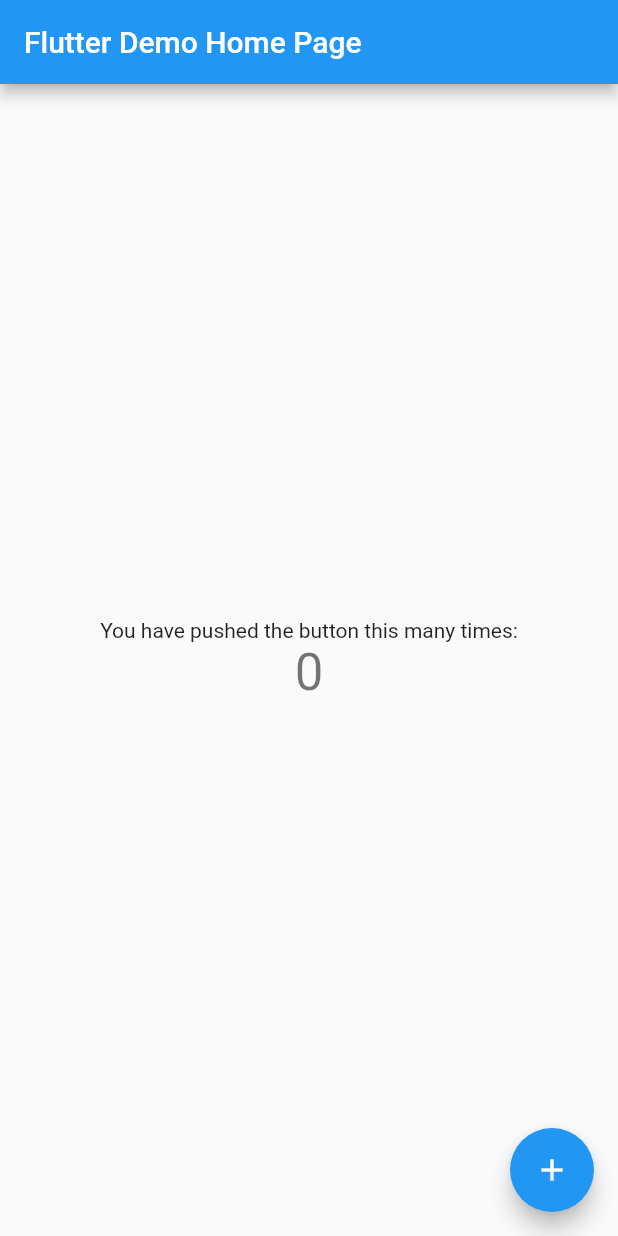
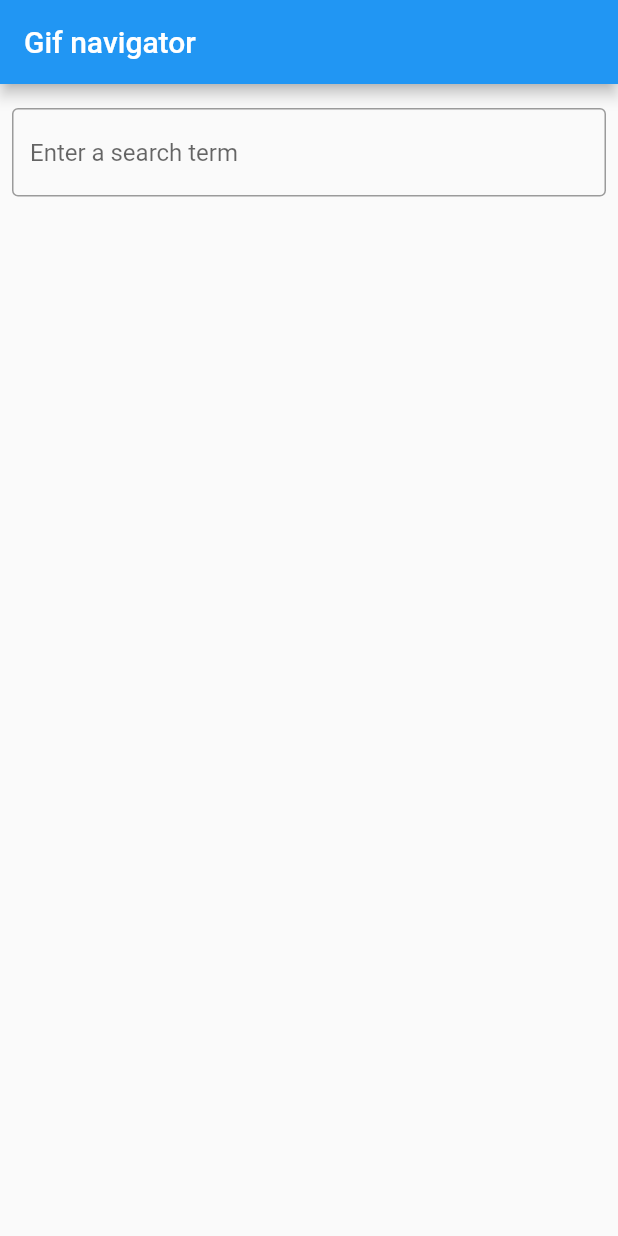
Before and after one commit to oliversolutions/gif_navigator, a Flutter app: the screen it shows after launch, on a phone screen of 412 x 824 dp. Run offline on Flutter 3.47's test engine with Material 2 defaults, Android fonts, the phone set to English and light mode, and no system bars; our stand-ins replace bloc, dartz, dio, equatable, flutter_bloc, get_it and 2 more; missing offline and left inert: dart:ffi; generated files the repository leaves out were written again.

Commit message:
Working in the presentation layer (not finished)

```diff
--- a/lib/features/gif_navigator/data/datasources/RestClient.dart
+++ b/lib/features/gif_navigator/data/datasources/RestClient.dart
@@ -3,11 +3,10 @@ import 'package:retrofit/retrofit.dart';
 part 'RestClient.g.dart';
 
 const API_KEY = "B2fsdehjiNPc4gIokSAlu7F3YYMR1JF7";
-const QUERY = "birthday";
 const LIMIT = "25";
 @RestApi(baseUrl: "https://api.giphy.com/v1/gifs")
 abstract class RestClient {
   factory RestClient(Dio dio, {String baseUrl}) = _RestClient;
-  @GET("/search?api_key=$API_KEY&q=$QUERY&limit=$LIMIT")
-  Future<String>? getGifItems();
+  @GET("/search?api_key=$API_KEY&limit=$LIMIT")
+  Future<String>? getGifItems(@Query("q") String query);
 }
--- a/lib/features/gif_navigator/data/repositories/GifItemRepositoryImpl.dart
+++ b/lib/features/gif_navigator/data/repositories/GifItemRepositoryImpl.dart
@@ -1,3 +1,4 @@
+
 import 'package:dartz/dartz.dart';
 import 'package:gif_navigator/core/error/Exceptions.dart';
 import 'package:gif_navigator/features/gif_navigator/data/datasources/GifItemRemoteDataSource.dart';
@@ -11,9 +12,9 @@ class GifItemRepositoryImpl implements GifItemRepository {
     required this.remoteDataSource
   });
   @override
-  Future<Either<Failure, List<GifItem>>>? getGifItems() async {
+  Future<Either<Failure, List<GifItem>>>? getGifItems(String query) async {
     try {
-      final gifItemsList = await remoteDataSource.getGifItems();
+      final gifItemsList = await remoteDataSource.getGifItems(query);
       return Right(gifItemsList!);
     } on ServerException {
       return Left(ServerFailure());
--- a/lib/features/gif_navigator/domain/repositories/GifItemRepository.dart
+++ b/lib/features/gif_navigator/domain/repositories/GifItemRepository.dart
@@ -3,5 +3,5 @@ import 'package:gif_navigator/features/gif_navigator/domain/entities/GifItem.dar
 import '../../../../core/error/Failures.dart';
 
 abstract class GifItemRepository {
-  Future<Either<Failure, List<GifItem>>>? getGifItems();
+  Future<Either<Failure, List<GifItem>>>? getGifItems(String query);
 }
--- a/lib/features/gif_navigator/domain/usescases/GetGifItems.dart
+++ b/lib/features/gif_navigator/domain/usescases/GetGifItems.dart
@@ -5,7 +5,7 @@ import '../../../../core/error/Failures.dart';
 class GetGifItems {
   final GifItemRepository repository;
   GetGifItems(this.repository);
-  Future<Either<Failure, List<GifItem>>?> call() async {
-    return await repository.getGifItems();
+  Future<Either<Failure, List<GifItem>>?> call(String query) async {
+    return await repository.getGifItems(query);
   }
 }
--- a/lib/features/gif_navigator/presentation/bloc/gif_items_bloc.dart
+++ b/lib/features/gif_navigator/presentation/bloc/gif_items_bloc.dart
@@ -20,7 +20,7 @@ class GifItemsBloc extends Bloc<GifItemsEvent, GifItemsState> {
   _callUseCase(GifItemsEvent event, Emitter<GifItemsState> emit) async {
     if (event is GetGifItemsEvent) {
       emit(Loading());
-      final failureOrGifItems = await getGifItems();
+      final failureOrGifItems = await getGifItems(event.query);
       failureOrGifItems?.fold(
         (failure) => emit(Error(message: SERVER_FAILURE_MESSAGE)),
         (gifItems) => emit(Loaded(gifItems: gifItems)),
--- a/lib/features/gif_navigator/presentation/bloc/gif_items_event.dart
+++ b/lib/features/gif_navigator/presentation/bloc/gif_items_event.dart
@@ -4,4 +4,9 @@ abstract class GifItemsEvent extends Equatable {
   @override
   List<Object> get props => [];
 }
-class GetGifItemsEvent extends GifItemsEvent {}
+class GetGifItemsEvent extends GifItemsEvent {
+  final String query;
+  GetGifItemsEvent(this.query);
+  @override
+  List<Object> get props => [query];
+}
--- /dev/null
+++ b/lib/features/gif_navigator/presentation/pages/WelcomePage.dart
@@ -0,0 +1,47 @@
+import 'package:flutter/material.dart';
+import 'package:gif_navigator/features/gif_navigator/presentation/pages/GifItemsPage.dart';
+
+class WelcomePage extends StatelessWidget {
+  static const String id = 'welcome_page';
+
+  const WelcomePage({Key? key}) : super(key: key);
+
+  @override
+  Widget build(BuildContext context) {
+    const appTitle = 'Gif navigator';
+    return Scaffold(
+      appBar: AppBar(
+        title: const Text(appTitle),
+      ),
+      body: const SearchForm(),
+    );
+  }
+}
+
+class SearchForm extends StatelessWidget {
+  const SearchForm({Key? key}) : super(key: key);
+
+  @override
+  Widget build(BuildContext context) {
+    return Column(
+      crossAxisAlignment: CrossAxisAlignment.start,
+      children: <Widget>[
+        Padding(
+          padding: const EdgeInsets.symmetric(horizontal: 8, vertical: 16),
+          child: TextField(
+            onSubmitted: (value) {
+              Navigator.push(
+                context,
+                MaterialPageRoute(
+                  builder: (context) => GifItemsPage(query: value),
+                ),
+              );
+            },
+            decoration: const InputDecoration(
+                border: OutlineInputBorder(), hintText: 'Enter a search term'),
+          ),
+        ),
+      ],
+    );
+  }
+}
--- a/lib/main.dart
+++ b/lib/main.dart
@@ -1,117 +1,17 @@
 import 'package:flutter/material.dart';
+import 'features/gif_navigator/presentation/pages/WelcomePage.dart';
 import 'injection_container.dart' as di;
 
 Future<void> main() async {
   runApp(const MyApp());
   await di.init();
 }
-
 class MyApp extends StatelessWidget {
   const MyApp({Key? key}) : super(key: key);
-
-  // This widget is the root of your application.
   @override
   Widget build(BuildContext context) {
-    return MaterialApp(
-      title: 'Flutter Demo',
-      theme: ThemeData(
-        // This is the theme of your application.
-        //
-        // Try running your application with "flutter run". You'll see the
-        // application has a blue toolbar. Then, without quitting the app, try
-        // changing the primarySwatch below to Colors.green and then invoke
-        // "hot reload" (press "r" in the console where you ran "flutter run",
-        // or simply save your changes to "hot reload" in a Flutter IDE).
-        // Notice that the counter didn't reset back to zero; the application
-        // is not restarted.
-        primarySwatch: Colors.blue,
-      ),
-      home: const MyHomePage(title: 'Flutter Demo Home Page'),
+    return const MaterialApp(
+      home: WelcomePage()
     );
   }
 }
-
-class MyHomePage extends StatefulWidget {
-  const MyHomePage({Key? key, required this.title}) : super(key: key);
-
-  // This widget is the home page of your application. It is stateful, meaning
-  // that it has a State object (defined below) that contains fields that affect
-  // how it looks.
-
-  // This class is the configuration for the state. It holds the values (in this
-  // case the title) provided by the parent (in this case the App widget) and
-  // used by the build method of the State. Fields in a Widget subclass are
-  // always marked "final".
-
-  final String title;
-
-  @override
-  State<MyHomePage> createState() => _MyHomePageState();
-}
-
-class _MyHomePageState extends State<MyHomePage> {
-  int _counter = 0;
-
-  void _incrementCounter() {
-    setState(() {
-      // This call to setState tells the Flutter framework that something has
-      // changed in this State, which causes it to rerun the build method below
-      // so that the display can reflect the updated values. If we changed
-      // _counter without calling setState(), then the build method would not be
-      // called again, and so nothing would appear to happen.
-      _counter++;
-    });
-  }
-
-  @override
-  Widget build(BuildContext context) {
-    // This method is rerun every time setState is called, for instance as done
-    // by the _incrementCounter method above.
-    //
-    // The Flutter framework has been optimized to make rerunning build methods
-    // fast, so that you can just rebuild anything that needs updating rather
-    // than having to individually change instances of widgets.
-    return Scaffold(
-      appBar: AppBar(
-        // Here we take the value from the MyHomePage object that was created by
-        // the App.build method, and use it to set our appbar title.
-        title: Text(widget.title),
-      ),
-      body: Center(
-        // Center is a layout widget. It takes a single child and positions it
-        // in the middle of the parent.
-        child: Column(
-          // Column is also a layout widget. It takes a list of children and
-          // arranges them vertically. By default, it sizes itself to fit its
-          // children horizontally, and tries to be as tall as its parent.
-          //
-          // Invoke "debug painting" (press "p" in the console, choose the
-          // "Toggle Debug Paint" action from the Flutter Inspector in Android
-          // Studio, or the "Toggle Debug Paint" command in Visual Studio Code)
-          // to see the wireframe for each widget.
-          //
-          // Column has various properties to control how it sizes itself and
-          // how it positions its children. Here we use mainAxisAlignment to
-          // center the children vertically; the main axis here is the vertical
-          // axis because Columns are vertical (the cross axis would be
-          // horizontal).
-          mainAxisAlignment: MainAxisAlignment.center,
-          children: <Widget>[
-            const Text(
-              'You have pushed the button this many times:',
-            ),
-            Text(
-              '$_counter',
-              style: Theme.of(context).textTheme.headline4,
-            ),
-          ],
-        ),
-      ),
-      floatingActionButton: FloatingActionButton(
-        onPressed: _incrementCounter,
-        tooltip: 'Increment',
-        child: const Icon(Icons.add),
-      ), // This trailing comma makes auto-formatting nicer for build methods.
-    );
-  }
-}
```
Also changed, not shown: lib/features/gif_navigator/data/datasources/GifItemRemoteDataSource.dart (+8 -6 lines), lib/features/gif_navigator/presentation/pages/GifItemsPage.dart (added, +66 -0 lines), lib/features/gif_navigator/data/datasources/RestClient.g.dart.
